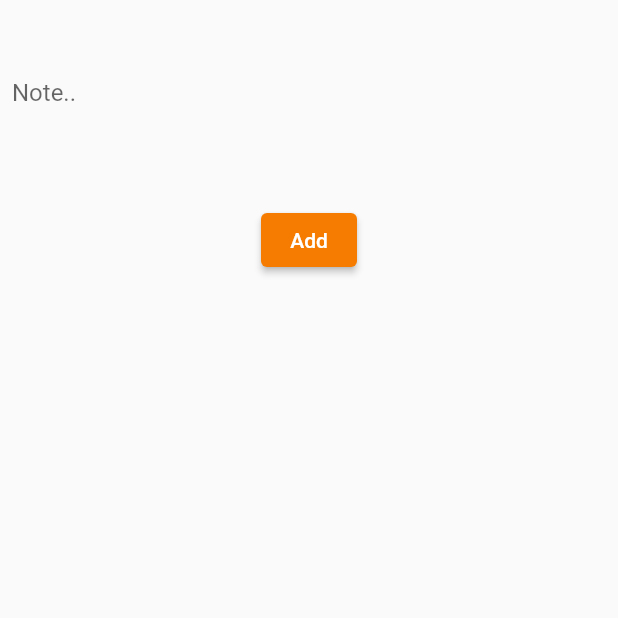
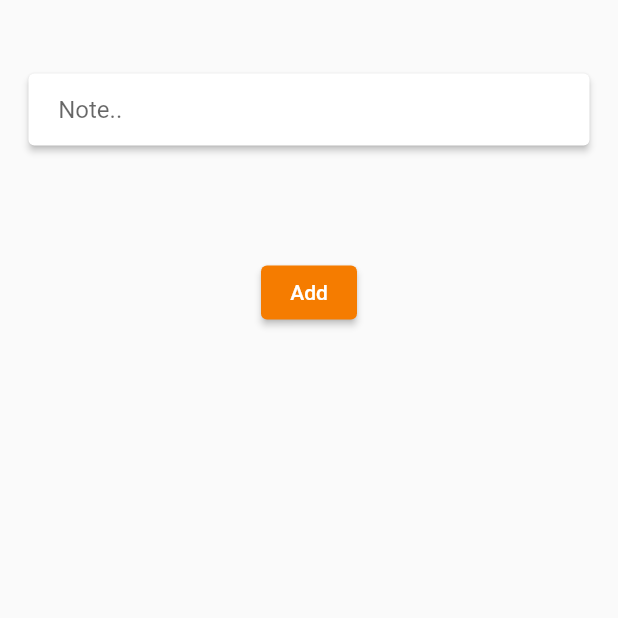
Before and after one commit to KrinalNakarani/tododatabase, a Flutter app: the screen it shows after launch, after a tap on the "add" icon, on a phone screen of 412 x 824 dp, the top half of it. Run offline on Flutter 3.47's test engine with Material 2 defaults, Android fonts, the phone set to English and light mode, and no system bars; our stand-ins replace get, sqflite; accounts and stored records are empty.

Commit message:
18-10-2022

```diff
--- a/lib/controller/dbHelper.dart
+++ b/lib/controller/dbHelper.dart
@@ -13,11 +13,11 @@ class DBHelper {
   }
 
 
-  Database? initDB() {
+  Future<Database?> initDB() async{
     if (database != null) {
       return database;
     } else {
-      createDB();
+      return await createDB();
     }
   }
 
@@ -27,7 +27,7 @@ class DBHelper {
 
     return openDatabase(path, version: 1, onCreate: (db, version) {
       String query =
-          "CREATE TABLE todo (id INTEGER PRIMARY KEY AUTOINCREMENT,note String)";
+          "CREATE TABLE todo (id INTEGER PRIMARY KEY AUTOINCREMENT,note TEXT)";
       db.execute(query);
     });
   }
@@ -48,6 +48,7 @@ class DBHelper {
   }
 
   Future<List<Map<String, Object?>>> readDB() async {
+    database = await initDB();
     String query = "SELECT * FROM todo";
 
     return database!.rawQuery(query);
--- a/lib/controller/homecontroller.dart
+++ b/lib/controller/homecontroller.dart
@@ -4,9 +4,9 @@ import 'package:tododatabase/controller/dbHelper.dart';
 class HomeController extends GetxController {
   RxList l1 = [].obs;
 
-  void onInit() {
-    getData();
-  }
+  // void onInit() {
+  //   getData();
+  // }
 
   void getData() async {
     l1.value = await DBHelper.inte.readDB();
--- a/lib/main.dart
+++ b/lib/main.dart
@@ -4,7 +4,7 @@ import 'package:tododatabase/utils/routes.dart';
 void main(){
   runApp(
     GetMaterialApp(
-      debugShowCheckedModeBanner: false,
+      debugShowCheckedModeBanner: false ,
       getPages: getpage,
     ),
   );
--- a/lib/view/screen/homescreen.dart
+++ b/lib/view/screen/homescreen.dart
@@ -1,5 +1,6 @@
 import 'package:flutter/material.dart';
 import 'package:get/get.dart';
+import 'package:tododatabase/controller/dbHelper.dart';
 import 'package:tododatabase/controller/homecontroller.dart';
 import 'package:tododatabase/view/screen/insertScreen.dart';
 
@@ -14,30 +15,38 @@ class _HomeScreenState extends State<HomeScreen> {
   HomeController hmc = Get.put(HomeController());
 
   @override
+  void initState() {
+    super.initState();
+    hmc.getData();
+  }
+
+  @override
   Widget build(BuildContext context) {
     return SafeArea(
       child: Scaffold(
         appBar: AppBar(
-          title: Text("Note"),
+          title: Text("Notes"),
           backgroundColor: Colors.orange.shade700,
+          actions: [
+            IconButton(
+                onPressed: () {
+                  Get.toNamed("/insert");
+                },
+                icon: Icon(Icons.add)),
+          ],
         ),
-        body: ListView.builder(
+        body: Obx(
+          () => ListView.builder(
               itemCount: hmc.l1.length,
               itemBuilder: (context, index) {
-              return ListTile(
+                return Card(
+                  elevation: 3,
+                  child: ListTile(
                     leading: Text("${hmc.l1[index]['id']}"),
                     title: Text("${hmc.l1[index]['note']}"),
-
+                  ),
                 );
               }),
-        floatingActionButton: FloatingActionButton(
-          onPressed: () {
-            Get.to(InsertScreen());
-          },
-          backgroundColor: Colors.orange.shade700,
-          child: Icon(
-            Icons.add,
-          ),
         ),
       ),
     );
--- a/lib/view/screen/insertScreen.dart
+++ b/lib/view/screen/insertScreen.dart
@@ -21,26 +21,31 @@ class _InsertScreenState extends State<InsertScreen> {
       child: Scaffold(
         body: Container(
           child: Padding(
-            padding: EdgeInsets.all(8.0),
+            padding: EdgeInsets.all(15),
             child: Column(
               children: [
                 SizedBox(
                   height: 30,
                 ),
-                TextField(
-                  controller: note,
-                  decoration: InputDecoration(
-                    border: InputBorder.none,
-                    hintText: "Note..",
+                Card(
+                  elevation: 2,
+                  child: TextField(
+                    controller: note,
+                    decoration: InputDecoration(
+                      border: InputBorder.none,
+                      hintText: "     Note..",
+                    ),
                   ),
                 ),
                 SizedBox(
-                  height: 50,
+                  height: 70,
                 ),
                 ElevatedButton(
                   onPressed: () {
                     DBHelper.inte.insertDB(note.text);
-                  },
+                    hmc.getData();
+                    Get.back();
+                   },
                   child: Text("Add"),
                   style:
                       ElevatedButton.styleFrom(backgroundColor: Colors.orange.shade700),
```
Lines whose indentation alone changed are shown as unchanged.
